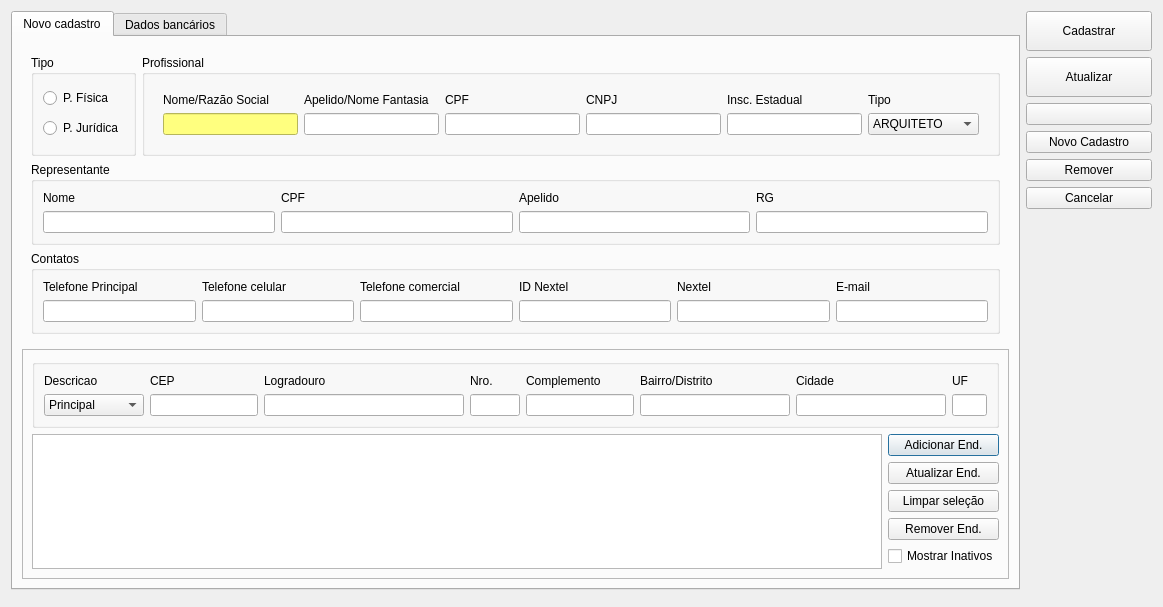
First picture: the form in ui/cadastroprofissional.ui, repository lellisls/ERP-STACCATO, before the edit.
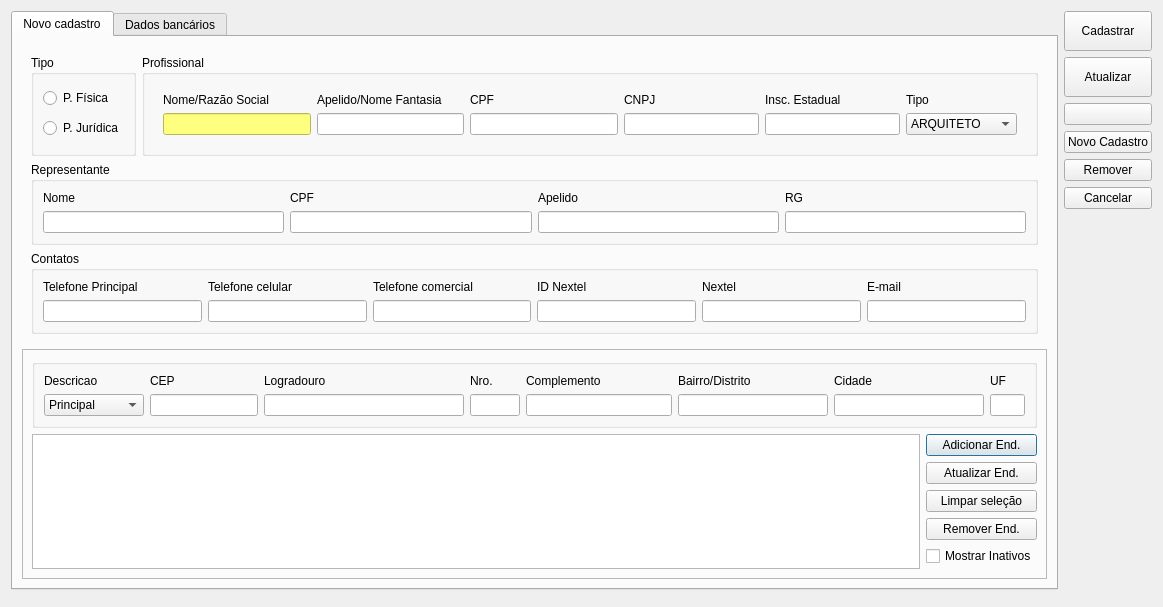
Second picture: the form after the edit. Icons and pictures are not drawn. Custom widgets are drawn as their Qt base class.

Commit message: Pequenas correções nos .ui

```diff
--- a/ui/cadastroprofissional.ui
+++ b/ui/cadastroprofissional.ui
@@ -22,12 +22,6 @@
   <layout class="QGridLayout" name="gridLayout_12">
    <item row="0" column="0">
     <widget class="QTabWidget" name="tabWidget">
-     <property name="sizePolicy">
-      <sizepolicy hsizetype="Preferred" vsizetype="Preferred">
-       <horstretch>0</horstretch>
-       <verstretch>0</verstretch>
-      </sizepolicy>
-     </property>
      <property name="currentIndex">
       <number>0</number>
      </property>
```
The commit also changes 3 other files.
